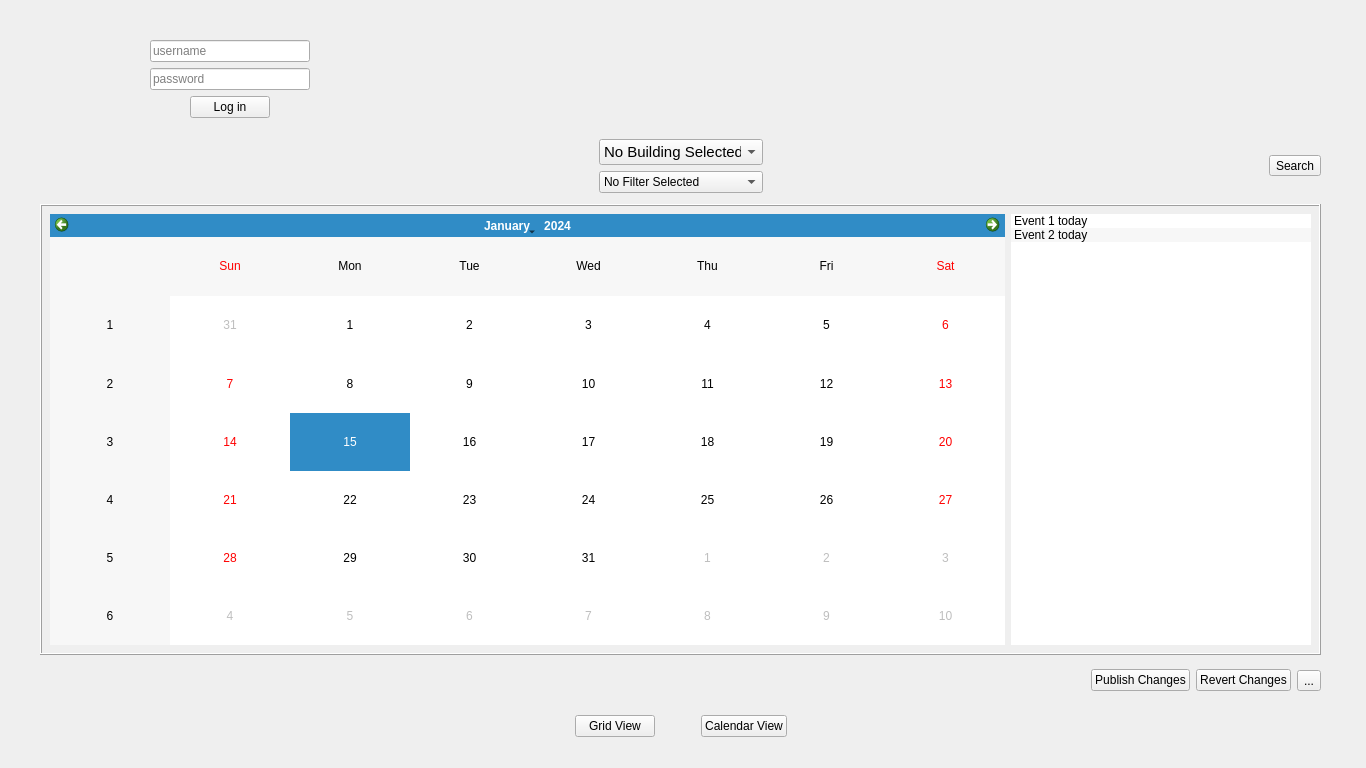
Above: ui_design/MainWindow.ui from baklesis/MasterPlan before the change. Below: the same form after it.
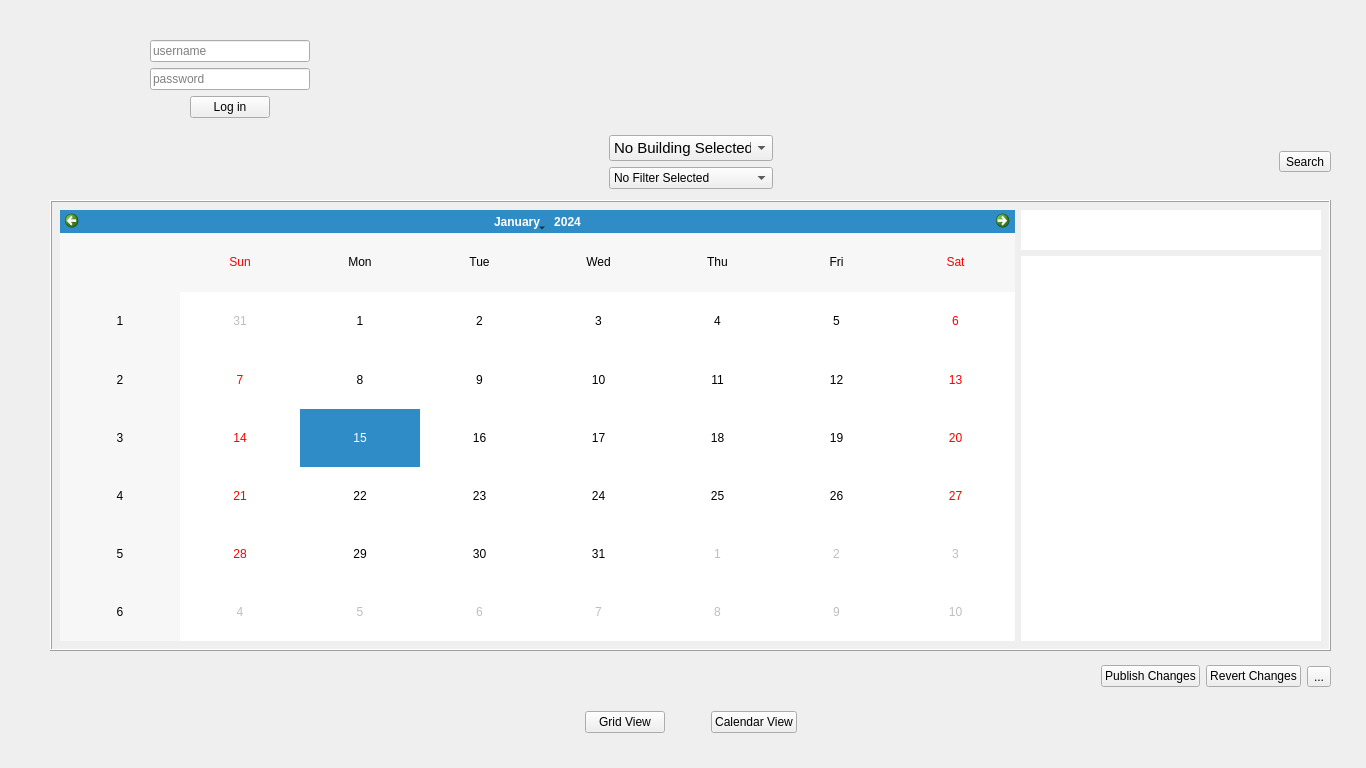
That is the form after the change. The open tabs and pages were chosen to show the change. Icons and pictures are not drawn.

Commit message: Implemented RangeWindow + EventInfoWindow

```diff
--- a/ui_design/MainWindow.ui
+++ b/ui_design/MainWindow.ui
@@ -602,8 +602,8 @@
      <widget class="QWidget" name="formLayoutWidget">
       <property name="geometry">
        <rect>
-        <x>40</x>
-        <y>134</y>
+        <x>50</x>
+        <y>130</y>
         <width>1281</width>
         <height>611</height>
        </rect>
@@ -1027,8 +1027,8 @@
              <widget class="QToolButton" name="ButtonDownload">
               <property name="sizePolicy">
                <sizepolicy hsizetype="Fixed" vsizetype="Fixed">
-                <horstretch>41</horstretch>
-                <verstretch>41</verstretch>
+                <horstretch>0</horstretch>
+                <verstretch>0</verstretch>
                </sizepolicy>
               </property>
               <property name="text">
@@ -1097,6 +1097,27 @@
               </widget>
              </item>
              <item>
+              <layout class="QVBoxLayout" name="LayoutEventList">
+               <item>
+                <widget class="QLabel" name="LabelSelectedDate">
+                 <property name="font">
+                  <font>
+                   <family>Cambria</family>
+                   <pointsize>26</pointsize>
+                  </font>
+                 </property>
+                 <property name="styleSheet">
+                  <string notr="true">background : rgb(255, 255, 255)</string>
+                 </property>
+                 <property name="text">
+                  <string/>
+                 </property>
+                 <property name="alignment">
+                  <set>Qt::AlignCenter</set>
+                 </property>
+                </widget>
+               </item>
+               <item>
               <widget class="QListWidget" name="ListWidgetEvents">
                <property name="sizePolicy">
                 <sizepolicy hsizetype="Fixed" vsizetype="Expanding">
@@ -1127,17 +1148,24 @@
                <property name="alternatingRowColors">
                 <bool>true</bool>
                </property>
-               <item>
-                <property name="text">
-                 <string>Event 1 today</string>
-                </property>
-               </item>
-               <item>
-                <property name="text">
-                 <string>Event 2 today</string>
-                </property>
-               </item>
-              </widget>
+                 <property name="layoutMode">
+                  <enum>QListView::SinglePass</enum>
+                 </property>
+                 <property name="spacing">
+                  <number>5</number>
+                 </property>
+                 <property name="viewMode">
+                  <enum>QListView::ListMode</enum>
+                 </property>
+                 <property name="selectionRectVisible">
+                  <bool>true</bool>
+                 </property>
+                 <property name="sortingEnabled">
+                  <bool>true</bool>
+                 </property>
+                </widget>
+               </item>
+              </layout>
              </item>
             </layout>
            </widget>
```
Left out of the diff: 136 changed lines with no effect on the pictures. Lines whose indentation alone changed are shown as unchanged. The commit also changes 8 other files.
